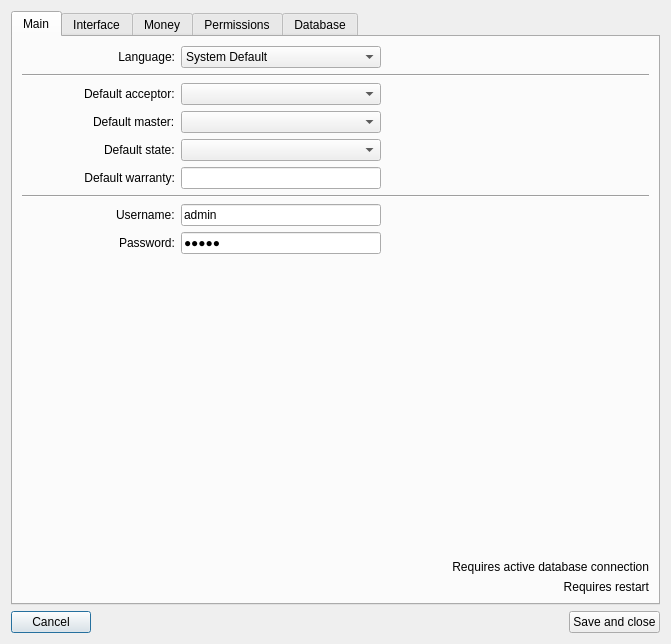
Above: RepairCenter/settings.ui from Feo-d-oR/YARC before the change. Below: the same form after it.
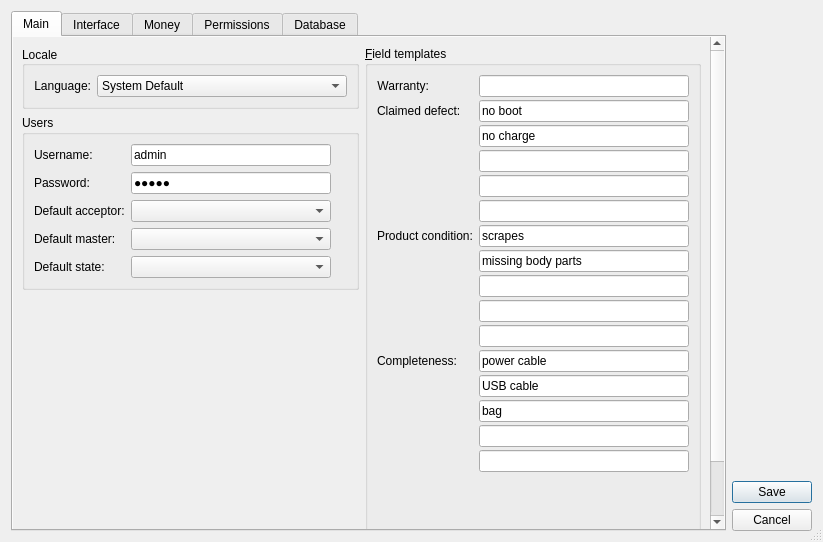
That is the form after the change. Icons and pictures are not drawn.

Commit message: Added->Checkboxes with template strings for defects,etc. in 'New order' (5 in settings, up to 20 through config file)

What changed in the file:
```diff
--- a/RepairCenter/settings.ui
+++ b/RepairCenter/settings.ui
@@ -6,8 +6,8 @@
    <rect>
     <x>0</x>
     <y>0</y>
-    <width>671</width>
-    <height>644</height>
+    <width>823</width>
+    <height>542</height>
    </rect>
   </property>
   <property name="sizePolicy">
@@ -18,8 +18,8 @@
   </property>
   <property name="maximumSize">
    <size>
-    <width>797</width>
-    <height>644</height>
+    <width>2000</width>
+    <height>2000</height>
    </size>
   </property>
   <property name="windowTitle">
@@ -29,8 +29,14 @@
    <iconset resource="Icons.qrc">
     <normaloff>:/icons/icons/database_connect.png</normaloff>:/icons/icons/database_connect.png</iconset>
   </property>
-  <layout class="QVBoxLayout" name="verticalLayout_4">
-   <item>
+  <property name="sizeGripEnabled">
+   <bool>true</bool>
+  </property>
+  <property name="modal">
+   <bool>false</bool>
+  </property>
+  <layout class="QGridLayout" name="gridLayout">
+   <item row="0" column="0">
     <widget class="QTabWidget" name="tw">
      <property name="sizePolicy">
       <sizepolicy hsizetype="MinimumExpanding" vsizetype="MinimumExpanding">
@@ -50,250 +56,446 @@
        <height>5000</height>
       </size>
      </property>
+     <property name="tabPosition">
+      <enum>QTabWidget::North</enum>
+     </property>
+     <property name="tabShape">
+      <enum>QTabWidget::Rounded</enum>
+     </property>
      <property name="currentIndex">
       <number>0</number>
      </property>
      <property name="elideMode">
       <enum>Qt::ElideNone</enum>
      </property>
+     <property name="documentMode">
+      <bool>false</bool>
+     </property>
+     <property name="tabsClosable">
+      <bool>false</bool>
+     </property>
+     <property name="movable">
+      <bool>false</bool>
+     </property>
+     <property name="tabBarAutoHide">
+      <bool>false</bool>
+     </property>
      <widget class="QWidget" name="main">
       <attribute name="title">
        <string>Main</string>
       </attribute>
-      <layout class="QGridLayout" name="gridLayout">
-       <item row="3" column="0" alignment="Qt::AlignRight">
-        <widget class="QLabel" name="label_25">
-         <property name="text">
-          <string>Default master:</string>
-         </property>
-        </widget>
-       </item>
-       <item row="10" column="0" colspan="3">
-        <widget class="QLabel" name="label_26">
-         <property name="text">
-          <string>Requires active database connection</string>
-         </property>
-         <property name="alignment">
-          <set>Qt::AlignRight|Qt::AlignTrailing|Qt::AlignVCenter</set>
-         </property>
-        </widget>
-       </item>
-       <item row="6" column="0" colspan="3">
-        <widget class="Line" name="line_2">
-         <property name="orientation">
-          <enum>Qt::Horizontal</enum>
-         </property>
-        </widget>
-       </item>
-       <item row="7" column="0" alignment="Qt::AlignRight">
-        <widget class="QLabel" name="label_28">
-         <property name="text">
-          <string>Username:</string>
-         </property>
-        </widget>
-       </item>
-       <item row="7" column="1">
-        <widget class="QLineEdit" name="eUsername">
-         <property name="maximumSize">
-          <size>
-           <width>200</width>
-           <height>16777215</height>
-          </size>
-         </property>
-         <property name="text">
-          <string>admin</string>
-         </property>
-        </widget>
-       </item>
-       <item row="4" column="0" alignment="Qt::AlignRight">
-        <widget class="QLabel" name="label_27">
-         <property name="text">
-          <string>Default state:</string>
-         </property>
-        </widget>
-       </item>
-       <item row="8" column="0" alignment="Qt::AlignRight">
-        <widget class="QLabel" name="label_29">
-         <property name="text">
-          <string>Password:</string>
-         </property>
-        </widget>
-       </item>
-       <item row="2" column="0" alignment="Qt::AlignRight">
-        <widget class="QLabel" name="label_24">
-         <property name="text">
-          <string>Default acceptor:</string>
-         </property>
-        </widget>
-       </item>
-       <item row="2" column="1">
-        <widget class="QComboBox" name="eDefAcceptor">
-         <property name="maximumSize">
-          <size>
-           <width>200</width>
-           <height>16777215</height>
-          </size>
-         </property>
-        </widget>
-       </item>
+      <layout class="QGridLayout" name="gridLayout_4">
+       <property name="leftMargin">
+        <number>0</number>
+       </property>
+       <property name="topMargin">
+        <number>0</number>
+       </property>
+       <property name="rightMargin">
+        <number>0</number>
+       </property>
+       <property name="bottomMargin">
+        <number>0</number>
+       </property>
+       <property name="spacing">
+        <number>0</number>
+       </property>
        <item row="0" column="0">
-        <widget class="QLabel" name="label_6">
-         <property name="sizePolicy">
-          <sizepolicy hsizetype="Expanding" vsizetype="Preferred">
-           <horstretch>0</horstretch>
-           <verstretch>0</verstretch>
-          </sizepolicy>
+        <widget class="QScrollArea" name="scrollArea">
+         <property name="frameShape">
+          <enum>QFrame::NoFrame</enum>
          </property>
-         <property name="text">
-          <string>Language:</string>
+         <property name="frameShadow">
+          <enum>QFrame::Sunken</enum>
          </property>
-         <property name="alignment">
-          <set>Qt::AlignRight|Qt::AlignTrailing|Qt::AlignVCenter</set>
-         </property>
-        </widget>
-       </item>
-       <item row="3" column="1">
-        <widget class="QComboBox" name="eDefMaster">
-         <property name="sizePolicy">
-          <sizepolicy hsizetype="Preferred" vsizetype="Fixed">
-           <horstretch>0</horstretch>
-           <verstretch>0</verstretch>
-          </sizepolicy>
-         </property>
-         <property name="maximumSize">
-          <size>
-           <width>200</width>
-           <height>16777215</height>
-          </size>
-         </property>
-        </widget>
-       </item>
-       <item row="11" column="0" colspan="3">
-        <widget class="QLabel" name="label_22">
-         <property name="text">
-          <string>Requires restart</string>
-         </property>
-         <property name="alignment">
-          <set>Qt::AlignRight|Qt::AlignTrailing|Qt::AlignVCenter</set>
-         </property>
-        </widget>
-       </item>
-       <item row="1" column="0" colspan="3">
-        <widget class="Line" name="line">
-         <property name="orientation">
-          <enum>Qt::Horizontal</enum>
-         </property>
-        </widget>
-       </item>
-       <item row="4" column="1">
-        <widget class="QComboBox" name="eDefState">
-         <property name="maximumSize">
-          <size>
-           <width>200</width>
-           <height>16777215</height>
-          </size>
-         </property>
-        </widget>
-       </item>
-       <item row="8" column="1">
-        <widget class="QLineEdit" name="ePassword">
-         <property name="maximumSize">
-          <size>
-           <width>200</width>
-           <height>16777215</height>
-          </size>
-         </property>
-         <property name="text">
-          <string>admin</string>
-         </property>
-         <property name="frame">
+         <property name="widgetResizable">
           <bool>true</bool>
          </property>
-         <property name="echoMode">
-          <enum>QLineEdit::Password</enum>
-         </property>
-        </widget>
-       </item>
-       <item row="9" column="1">
-        <spacer name="verticalSpacer_2">
-         <property name="orientation">
-          <enum>Qt::Vertical</enum>
-         </property>
-         <property name="sizeHint" stdset="0">
-          <size>
-           <width>310</width>
-           <height>20</height>
-          </size>
-         </property>
-        </spacer>
-       </item>
-       <item row="0" column="1">
-        <widget class="QComboBox" name="language">
-         <property name="sizePolicy">
-          <sizepolicy hsizetype="Expanding" vsizetype="Fixed">
-           <horstretch>0</horstretch>
-           <verstretch>0</verstretch>
-          </sizepolicy>
-         </property>
-         <property name="maximumSize">
-          <size>
-           <width>200</width>
-           <height>16777215</height>
-          </size>
-         </property>
-         <item>
-          <property name="text">
-           <string>System Default</string>
+         <widget class="QWidget" name="scrollAreaWidgetContents_2">
+          <property name="geometry">
+           <rect>
+            <x>0</x>
+            <y>0</y>
+            <width>691</width>
+            <height>616</height>
+           </rect>
           </property>
-         </item>
-         <item>
-          <property name="text">
-           <string>English</string>
-          </property>
-         </item>
-         <item>
-          <property name="text">
-           <string>Русский</string>
-          </property>
-         </item>
+          <layout class="QGridLayout" name="gridLayout_5">
+           <item row="0" column="0">
+            <widget class="QGroupBox" name="groupBox_7">
+             <property name="sizePolicy">
+              <sizepolicy hsizetype="Preferred" vsizetype="Minimum">
+               <horstretch>0</horstretch>
+               <verstretch>0</verstretch>
+              </sizepolicy>
+             </property>
+             <property name="title">
+              <string>Locale</string>
+             </property>
+             <property name="alignment">
+              <set>Qt::AlignLeading|Qt::AlignLeft|Qt::AlignVCenter</set>
+             </property>
+             <layout class="QHBoxLayout" name="horizontalLayout_5">
+              <item>
+               <widget class="QLabel" name="label_6">
+                <property name="sizePolicy">
+                 <sizepolicy hsizetype="Preferred" vsizetype="Preferred">
+                  <horstretch>0</horstretch>
+                  <verstretch>0</verstretch>
+                 </sizepolicy>
+                </property>
+                <property name="maximumSize">
+                 <size>
+                  <width>16777215</width>
+                  <height>16777215</height>
+                 </size>
+                </property>
+                <property name="text">
+                 <string>Language:</string>
+                </property>
+                <property name="alignment">
+                 <set>Qt::AlignRight|Qt::AlignTrailing|Qt::AlignVCenter</set>
+                </property>
+               </widget>
+              </item>
+              <item>
+               <widget class="QComboBox" name="language">
+                <property name="sizePolicy">
+                 <sizepolicy hsizetype="Expanding" vsizetype="Fixed">
+                  <horstretch>0</horstretch>
+                  <verstretch>0</verstretch>
+                 </sizepolicy>
+                </property>
+                <property name="maximumSize">
+                 <size>
+                  <width>250</width>
+                  <height>16777215</height>
+                 </size>
+                </property>
+                <item>
+                 <property name="text">
+                  <string>System Default</string>
+                 </property>
+                </item>
+                <item>
+                 <property name="text">
+                  <string>English</string>
+                 </property>
+                </item>
+                <item>
+                 <property name="text">
+                  <string>Русский</string>
+                 </property>
+                </item>
+               </widget>
+              </item>
+             </layout>
+            </widget>
+           </item>
+           <item row="1" column="0">
+            <widget class="QGroupBox" name="groupBox_6">
+             <property name="sizePolicy">
+              <sizepolicy hsizetype="Preferred" vsizetype="Minimum">
+               <horstretch>0</horstretch>
+               <verstretch>0</verstretch>
+              </sizepolicy>
+             </property>
+             <property name="title">
+              <string>Users</string>
+             </property>
+             <layout class="QFormLayout" name="formLayout_5">
+              <item row="0" column="0">
+               <widget class="QLabel" name="label_28">
+                <property name="text">
+                 <string>Username:</string>
+                </property>
+               </widget>
+              </item>
+              <item row="0" column="1">
+               <widget class="QLineEdit" name="eUsername">
+                <property name="maximumSize">
+                 <size>
+                  <width>200</width>
+                  <height>16777215</height>
+                 </size>
+                </property>
+                <property name="text">
+                 <string>admin</string>
+                </property>
+               </widget>
+              </item>
+              <item row="1" column="0">
+               <widget class="QLabel" name="label_29">
+                <property name="text">
+                 <string>Password:</string>
+                </property>
+               </widget>
+              </item>
+              <item row="1" column="1">
+               <widget class="QLineEdit" name="ePassword">
+                <property name="maximumSize">
+                 <size>
+                  <width>200</width>
+                  <height>16777215</height>
+                 </size>
+                </property>
+                <property name="text">
+                 <string>admin</string>
+                </property>
+                <property name="frame">
+                 <bool>true</bool>
+                </property>
+                <property name="echoMode">
+                 <enum>QLineEdit::Password</enum>
+                </property>
+               </widget>
+              </item>
+              <item row="2" column="0">
+               <widget class="QLabel" name="label_24">
+                <property name="text">
+                 <string>Default acceptor:</string>
+                </property>
+               </widget>
+              </item>
+              <item row="2" column="1">
+               <widget class="QComboBox" name="eDefAcceptor">
+                <property name="sizePolicy">
+                 <sizepolicy hsizetype="MinimumExpanding" vsizetype="Fixed">
+                  <horstretch>0</horstretch>
+                  <verstretch>0</verstretch>
+                 </sizepolicy>
+                </property>
+                <property name="maximumSize">
+                 <size>
+                  <width>200</width>
+                  <height>16777215</height>
+                 </size>
+                </property>
+               </widget>
+              </item>
+              <item row="3" column="0">
+               <widget class="QLabel" name="label_25">
+                <property name="text">
+                 <string>Default master:</string>
+                </property>
+               </widget>
+              </item>
+              <item row="3" column="1">
+               <widget class="QComboBox" name="eDefMaster">
+                <property name="sizePolicy">
+                 <sizepolicy hsizetype="MinimumExpanding" vsizetype="Fixed">
+                  <horstretch>0</horstretch>
+                  <verstretch>0</verstretch>
+                 </sizepolicy>
+                </property>
+                <property name="maximumSize">
+                 <size>
+                  <width>200</width>
+                  <height>16777215</height>
+                 </size>
+                </property>
+               </widget>
+              </item>
+              <item row="4" column="0">
+               <widget class="QLabel" name="label_27">
+                <property name="text">
+                 <string>Default state:</string>
+                </property>
+               </widget>
+              </item>
+              <item row="4" column="1">
+               <widget class="QComboBox" name="eDefState">
+                <property name="sizePolicy">
+                 <sizepolicy hsizetype="MinimumExpanding" vsizetype="Fixed">
+                  <horstretch>0</horstretch>
+                  <verstretch>0</verstretch>
+                 </sizepolicy>
+                </property>
+                <property name="maximumSize">
+                 <size>
+                  <width>200</width>
+                  <height>16777215</height>
+                 </size>
+                </property>
+               </widget>
+              </item>
+             </layout>
+            </widget>
+           </item>
+           <item row="0" column="1" rowspan="4">
+            <widget class="QGroupBox" name="groupBox_8">
+             <property name="title">
+              <string>&amp;Field templates</string>
+             </property>
+             <property name="checkable">
+              <bool>false</bool>
+             </property>
+             <property name="checked">
+              <bool>false</bool>
+             </property>
+             <layout class="QFormLayout" name="formLayout_6">
+              <property name="fieldGrowthPolicy">
+               <enum>QFormLayout::ExpandingFieldsGrow</enum>
+              </property>
+              <property name="rowWrapPolicy">
+               <enum>QFormLayout::DontWrapRows</enum>
+              </property>
+              <property name="verticalSpacing">
+               <number>3</number>
+              </property>
+              <item row="0" column="0">
+               <widget class="QLabel" name="label_40">
+                <property name="text">
+                 <string>Warranty:</string>
+                </property>
+                <property name="alignment">
+                 <set>Qt::AlignRight|Qt::AlignTrailing|Qt::AlignVCenter</set>
+                </property>
+               </widget>
+              </item>
+              <item row="0" column="1">
+               <widget class="QLineEdit" name="eWarranty">
+                <property name="maximumSize">
+                 <size>
+                  <width>16777215</width>
+                  <height>16777215</height>
+                 </size>
+                </property>
+               </widget>
+              </item>
+              <item row="1" column="0">
+               <widget class="QLabel" name="label_21">
+                <property name="text">
+                 <string>Claimed defect:</string>
+                </property>
+               </widget>
+              </item>
+              <item row="1" column="1">
+               <widget class="QLineEdit" name="eDefect1">
+                <property name="text">
+                 <string>no boot</string>
+                </property>
+               </widget>
+              </item>
+              <item row="2" column="1">
+               <widget class="QLineEdit" name="eDefect2">
+                <property name="text">
+                 <string>no charge</string>
+                </property>
+               </widget>
+              </item>
+              <item row="3" column="1">
+               <widget class="QLineEdit" name="eDefect3"/>
+              </item>
+              <item row="4" column="1">
+               <widget class="QLineEdit" name="eDefect4"/>
+              </item>
+              <item row="5" column="1">
+               <widget class="QLineEdit" name="eDefect5"/>
+              </item>
+              <item row="6" column="1">
+               <widget class="QLineEdit" name="eCond1">
+                <property name="text">
+                 <string>scrapes</string>
+                </property>
+               </widget>
+              </item>
+              <item row="7" column="1">
+               <widget class="QLineEdit" name="eCond2">
+                <property name="text">
+                 <string>missing body parts</string>
+                </property>
+               </widget>
+              </item>
+              <item row="8" column="1">
+               <widget class="QLineEdit" name="eCond3"/>
+              </item>
+              <item row="9" column="1">
+               <widget class="QLineEdit" name="eCond4"/>
+              </item>
+              <item row="10" column="1">
+               <widget class="QLineEdit" name="eCond5"/>
+              </item>
+              <item row="11" column="0">
+               <widget class="QLabel" name="label_22">
+                <property name="text">
+                 <string>Completeness:</string>
+                </property>
+               </widget>
+              </item>
+              <item row="11" column="1">
+               <widget class="QLineEdit" name="eCompl1">
+                <property name="text">
+                 <string>power cable</string>
+                </property>
+               </widget>
+              </item>
+              <item row="12" column="1">
+               <widget class="QLineEdit" name="eCompl2">
+                <property name="text">
+                 <string>USB cable</string>
+                </property>
+               </widget>
+              </item>
+              <item row="13" column="1">
+               <widget class="QLineEdit" name="eCompl3">
+                <property name="text">
+                 <string>bag</string>
+                </property>
+               </widget>
+              </item>
+              <item row="14" column="1">
+               <widget class="QLineEdit" name="eCompl4"/>
+              </item>
+              <item row="15" column="1">
+               <widget class="QLineEdit" name="eCompl5"/>
+              </item>
+              <item row="6" column="0">
+               <widget class="QLabel" name="label_20">
+                <property name="text">
+                 <string>Product condition:</string>
+                </property>
+               </widget>
+              </item>
+             </layout>
+            </widget>
+           </item>
+           <item row="2" column="0">
+            <spacer name="verticalSpacer_2">
+             <property name="orientation">
+              <enum>Qt::Vertical</enum>
+             </property>
+             <property name="sizeType">
+              <enum>QSizePolicy::MinimumExpanding</enum>
+             </property>
+             <property name="sizeHint" stdset="0">
+              <size>
+               <width>268</width>
+               <height>275</height>
+              </size>
+             </property>
+            </spacer>
+           </item>
+           <item row="4" column="1">
+            <spacer name="verticalSpacer_5">
+             <property name="orientation">
+              <enum>Qt::Vertical</enum>
+             </property>
+             <property name="sizeType">
+              <enum>QSizePolicy::MinimumExpanding</enum>
+             </property>
+             <property name="sizeHint" stdset="0">
+              <size>
+               <width>305</width>
+               <height>13</height>
+              </size>
+             </property>
+            </spacer>
+           </item>
+          </layout>
+         </widget>
         </widget>
        </item>
-       <item row="5" column="0">
-        <widget class="QLabel" name="label_40">
-         <property name="text">
-          <string>Default warranty:</string>
-         </property>
-         <property name="alignment">
-          <set>Qt::AlignRight|Qt::AlignTrailing|Qt::AlignVCenter</set>
-         </property>
-        </widget>
-       </item>
-       <item row="5" column="1">
-        <widget class="QLineEdit" name="eWarranty">
-         <property name="maximumSize">
-          <size>
-           <width>200</width>
-           <height>16777215</height>
-          </size>
-         </property>
-        </widget>
-       </item>
-       <item row="3" column="2">
-        <spacer name="horizontalSpacer_5">
-         <property name="orientation">
-          <enum>Qt::Horizontal</enum>
-         </property>
-         <property name="sizeType">
-          <enum>QSizePolicy::MinimumExpanding</enum>
-         </property>
-         <property name="sizeHint" stdset="0">
-          <size>
-           <width>50</width>
-           <height>20</height>
-          </size>
-         </property>
-        </spacer>
-       </item>
       </layout>
      </widget>
      <widget class="QWidget" name="mainwindow">
@@ -758,74 +960,6 @@
          </layout>
         </widget>
        </item>
-       <item row="0" column="1">
-        <widget class="QGroupBox" name="groupBox_4">
-         <property name="sizePolicy">
-          <sizepolicy hsizetype="Minimum" vsizetype="Preferred">
-           <horstretch>0</horstretch>
-           <verstretch>0</verstretch>
-          </sizepolicy>
-         </property>
-         <property name="title">
-          <string>Global filters</string>
-         </property>
-         <layout class="QFormLayout" name="formLayout_4">
-          <property name="labelAlignment">
-           <set>Qt::AlignRight|Qt::AlignTrailing|Qt::AlignVCenter</set>
-          </property>
-          <item row="0" column="0">
-           <widget class="QLabel" name="label_37">
-            <property name="text">
-             <string>Show orders from #</string>
-            </property>
-           </widget>
-          </item>
-          <item row="0" column="1">
-           <widget class="QLineEdit" name="eLimitOrders">
-            <property name="minimumSize">
-             <size>
-              <width>50</width>
-              <height>0</height>
-             </size>
-            </property>
-            <property name="maximumSize">
-             <size>
-              <width>120</width>
-              <height>16777215</height>
-             </size>
-            </property>
-            <property name="text">
-             <string>0</string>
-            </property>
-           </widget>
-          </item>
-          <item row="1" column="0">
-           <widget class="QLabel" name="label_38">
-            <property name="text">
-             <string>Affects all filters?</string>
-            </property>
-           </widget>
-          </item>
-          <item row="1" column="1">
-           <widget class="QCheckBox" name="cbAffectFilters">
-            <property name="text">
-             <string> (Search by order # will work anyway)</string>
-            </property>
-           </widget>
-          </item>
-          <item row="2" column="1">
-           <widget class="QLabel" name="label_21">
-            <property name="text">
-             <string>Requires reconnect</string>
-            </property>
-            <property name="alignment">
-             <set>Qt::AlignRight|Qt::AlignTrailing|Qt::AlignVCenter</set>
-            </property>
-           </widget>
-          </item>
-         </layout>
-        </widget>
-       </item>
        <item row="1" column="1">
         <widget class="QGroupBox" name="groupBox_5">
          <property name="sizePolicy">
@@ -975,16 +1109,6 @@
          </item>
         </layout>
        </item>
-       <item row="2" column="0" colspan="2">
-        <widget class="QLabel" name="label_20">
-         <property name="text">
-          <string>Requires active database connection</string>
-         </property>
-         <property name="alignment">
-          <set>Qt::AlignRight|Qt::AlignTrailing|Qt::AlignVCenter</set>
-         </property>
-        </widget>
-       </item>
       </layout>
      </widget>
      <widget class="QWidget" name="permissions">
@@ -1308,29 +1432,17 @@
      </widget>
     </widget>
    </item>
-   <item>
-    <layout class="QHBoxLayout" name="horizontalLayout">
+   <item row="0" column="1">
+    <layout class="QVBoxLayout" name="verticalLayout_2">
      <item>
-      <widget class="QPushButton" name="cancel">
-       <property name="text">
-        <string>Cancel</string>
-       </property>
-       <property name="icon">
-        <iconset>
-         <normalon>:/icons/icons/door_out.png</normalon>
-        </iconset>
-       </property>
-      </widget>
-     </item>
-     <item>
-      <spacer name="horizontalSpacer">
+      <spacer name="verticalSpacer_3">
        <property name="orientation">
-        <enum>Qt::Horizontal</enum>
+        <enum>Qt::Vertical</enum>
        </property>
        <property name="sizeHint" stdset="0">
         <size>
-         <width>40</width>
-         <height>20</height>
+         <width>20</width>
+         <height>40</height>
         </size>
        </property>
       </spacer>
@@ -1338,7 +1450,7 @@
      <item>
       <widget class="QPushButton" name="save">
        <property name="text">
-        <string>Save and close</string>
+        <string>Save</string>
        </property>
        <property name="icon">
         <iconset>
@@ -1347,6 +1459,18 @@
        </property>
       </widget>
      </item>
+     <item>
+      <widget class="QPushButton" name="cancel">
+       <property name="text">
+        <string>Cancel</string>
+       </property>
+       <property name="icon">
+        <iconset>
+         <normalon>:/icons/icons/door_out.png</normalon>
+        </iconset>
+       </property>
+      </widget>
+     </item>
     </layout>
    </item>
   </layout>
```
Left out of the diff: 621 changed lines with no effect on the pictures. The commit also changes 13 other files.
